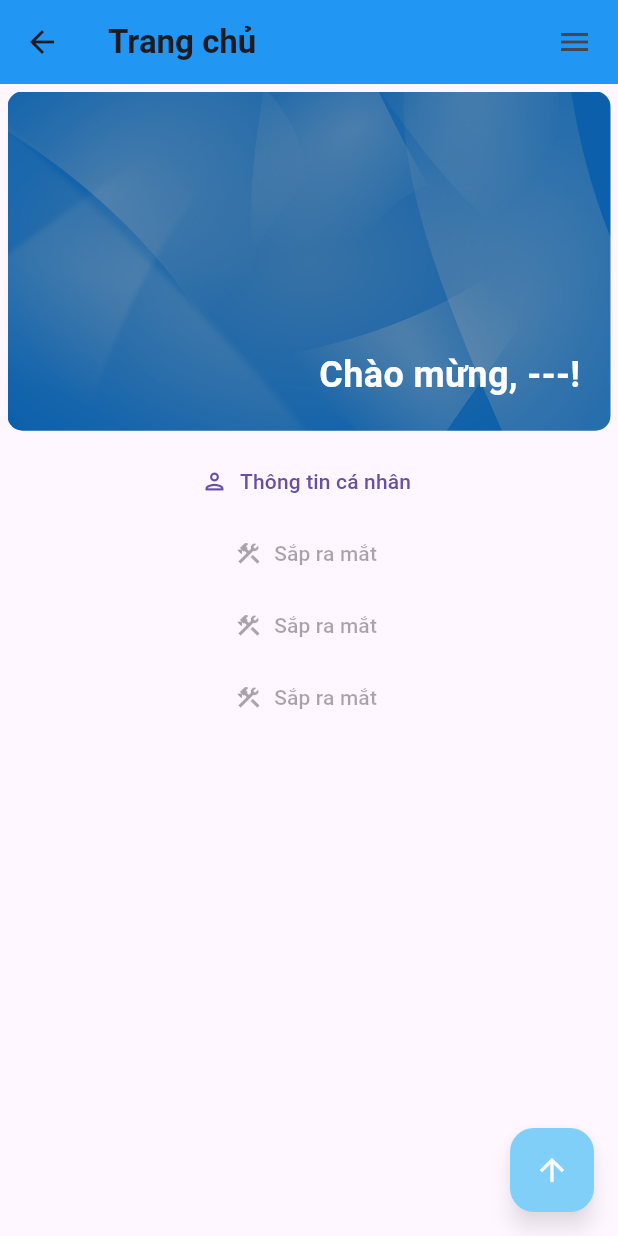
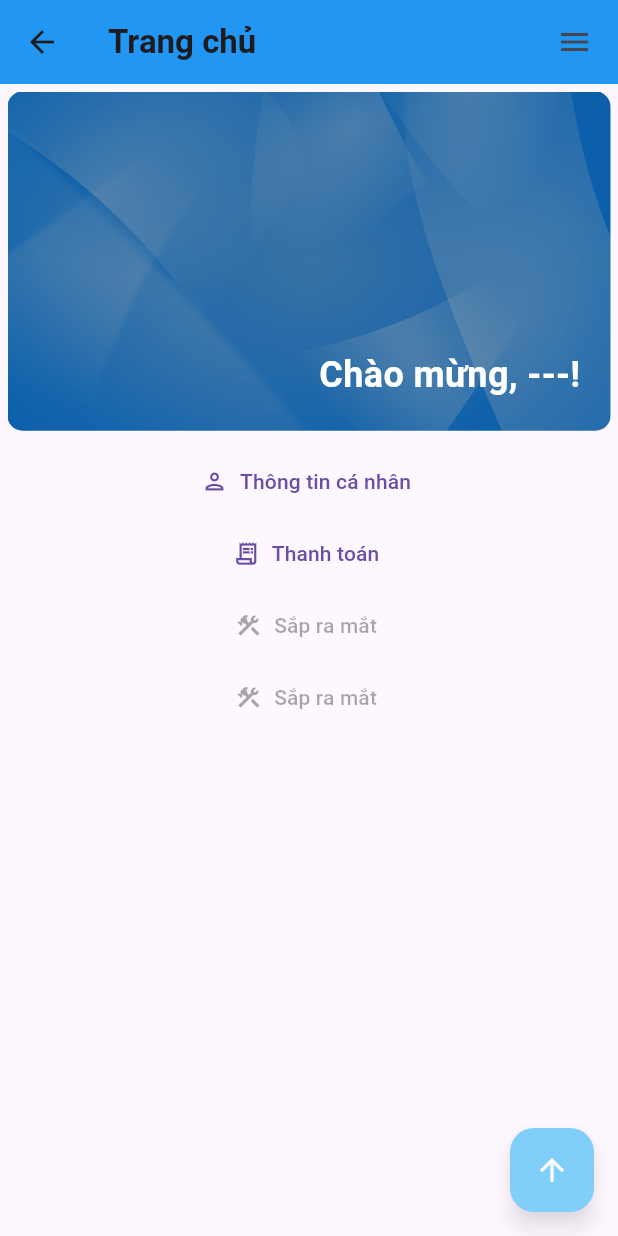
Before and after one commit to Serious-senpai/resident-manager, a Flutter app: the HomePage screen opened by its route, on a phone screen of 412 x 824 dp. Run offline on Flutter 3.47's test engine with Material 3 defaults, Android fonts, the phone set to English and light mode, and no system bars; our stand-ins replace flutter_localization, fluttertoast, package_info_plus; missing offline and left inert: async_locks; statements that could not run were skipped.

Commit message:
Add payment page

```diff
--- a/app/resident_manager/lib/main.dart
+++ b/app/resident_manager/lib/main.dart
@@ -8,6 +8,7 @@ import "src/widgets/state.dart";
 import "src/widgets/common.dart";
 import "src/widgets/home.dart";
 import "src/widgets/login.dart";
+import "src/widgets/payment.dart";
 import "src/widgets/personal_info.dart";
 import "src/widgets/register.dart";
 import "src/widgets/admin/reg_queue.dart";
@@ -42,6 +43,7 @@ class MainApplicationState extends AbstractCommonState<MainApplication> {
         ApplicationRoute.register: (context) => RegisterPage(state: state),
         ApplicationRoute.home: (context) => HomePage(state: state),
         ApplicationRoute.personalInfo: (context) => PersonalInfoPage(state: state),
+        ApplicationRoute.payment: (context) => PaymentPage(state: state),
         ApplicationRoute.adminRegisterQueue: (context) => RegisterQueuePage(state: state),
         ApplicationRoute.adminResidentsPage: (context) => ResidentsPage(state: state),
         ApplicationRoute.adminRoomsPage: (context) => RoomsPage(state: state),
--- a/app/resident_manager/lib/src/routes.dart
+++ b/app/resident_manager/lib/src/routes.dart
@@ -3,6 +3,7 @@ class ApplicationRoute {
   static const String register = "/register";
   static const String home = "/home";
   static const String personalInfo = "/personal-info";
+  static const String payment = "/payment";
   static const String adminRegisterQueue = "/admin/register-queue";
   static const String adminResidentsPage = "/admin/residents";
   static const String adminRoomsPage = "/admin/rooms";
--- a/app/resident_manager/lib/src/translations.dart
+++ b/app/resident_manager/lib/src/translations.dart
@@ -77,6 +77,7 @@ class AppLocale {
   static const String SaveAuthorizationInformation = "SaveAuthorizationInformation";
   static const String Successful = "Successful";
   static const String EditRoomInfo = "EditRoomInfo";
+  static const String Payment = "Payment";
 
   // Error codes
   static const String Error0 = "Error0";
@@ -175,6 +176,7 @@ class AppLocale {
     SaveAuthorizationInformation: "Save authorization information",
     Successful: "Successful",
     EditRoomInfo: "Edit room information",
+    Payment: "Payment",
 
     // Error codes
     Error0: "Operation completed successfully.",
@@ -274,6 +276,7 @@ class AppLocale {
     SaveAuthorizationInformation: "Lưu thông tin đăng nhập",
     Successful: "Thành công",
     EditRoomInfo: "Chỉnh sửa thông tin phòng",
+    Payment: "Thanh toán",
 
     // Error codes
     Error0: "Thao tác thành công.",
--- a/app/resident_manager/lib/src/widgets/home.dart
+++ b/app/resident_manager/lib/src/widgets/home.dart
@@ -80,9 +80,11 @@ class HomePageState extends AbstractCommonState<HomePage> with CommonStateMixin<
                   ),
                   Expanded(
                     child: TextButton.icon(
-                      icon: const Icon(Icons.construction_outlined),
-                      label: Text(AppLocale.ComingSoon.getString(context)),
-                      onPressed: null,
+                      icon: const Icon(Icons.receipt_long_outlined),
+                      label: Text(AppLocale.Payment.getString(context)),
+                      onPressed: () async {
+                        await pushNamedAndRefresh(context, ApplicationRoute.payment);
+                      },
                     ),
                   ),
                   Expanded(
```
Also changed, not shown: app/resident_manager/lib/src/widgets/payment.dart (added, +24 -0 lines), 1 other file.
